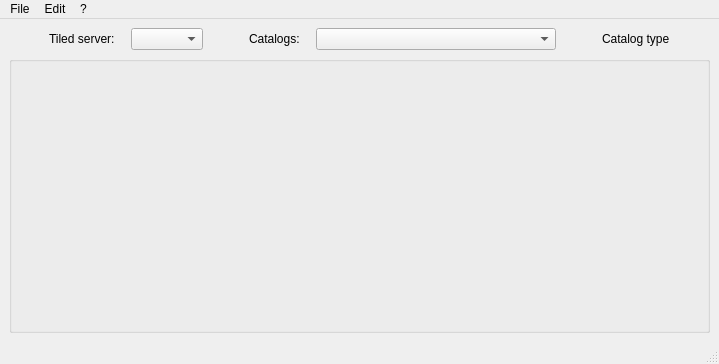
Old version of the form gemviz/resources/mainwindow.ui in the repository BCDA-APS/gemviz.
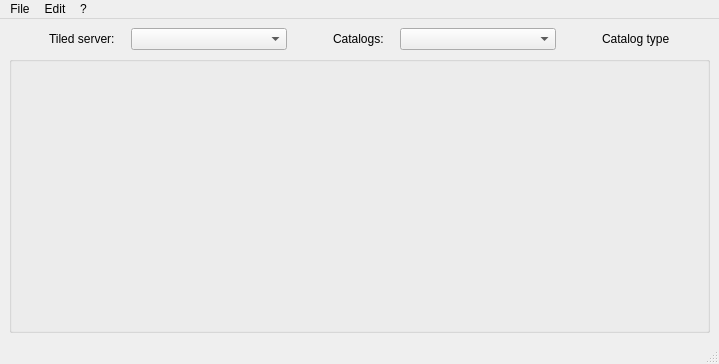
New version of the form.

Commit message: ENH #143 fix layout strech

Diff of the .ui file:
```diff
--- a/gemviz/resources/mainwindow.ui
+++ b/gemviz/resources/mainwindow.ui
@@ -16,7 +16,7 @@
   <widget class="QWidget" name="centralwidget">
    <layout class="QVBoxLayout" name="verticalLayout" stretch="0,1">
     <item>
-     <layout class="QHBoxLayout" name="horizontalLayout" stretch="0,0,0,0,0,1,0,0,0">
+     <layout class="QHBoxLayout" name="horizontalLayout" stretch="0,0,1,0,0,1,0,0,0">
       <item>
        <spacer name="horizontalSpacer_2">
         <property name="orientation">
```
